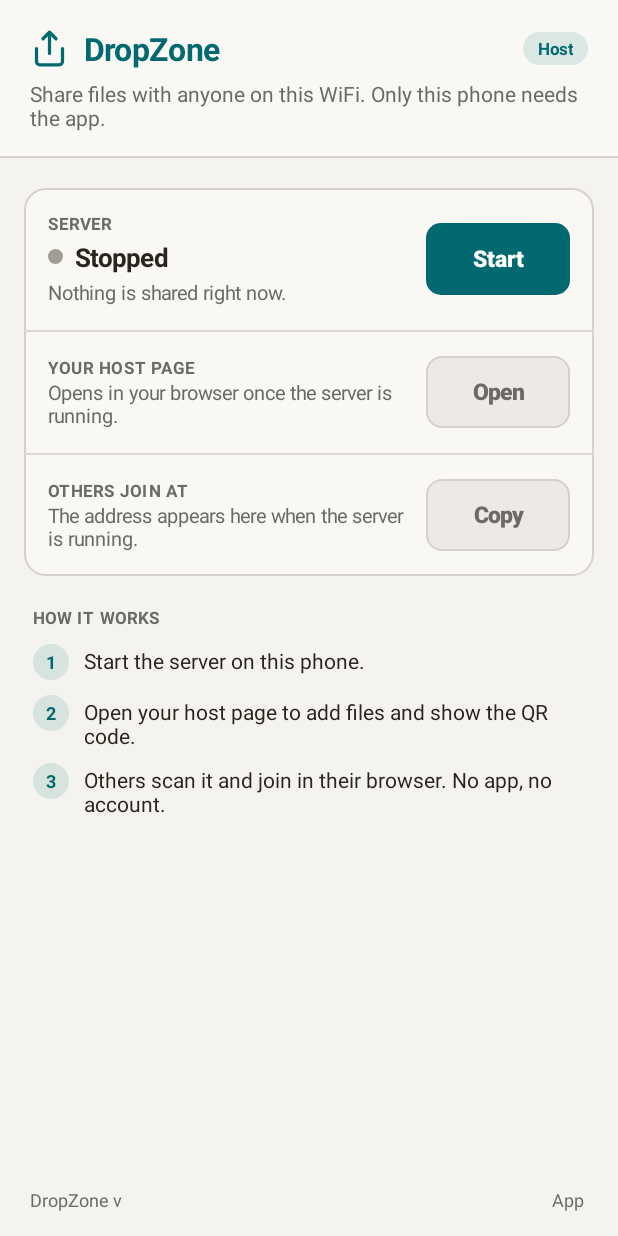
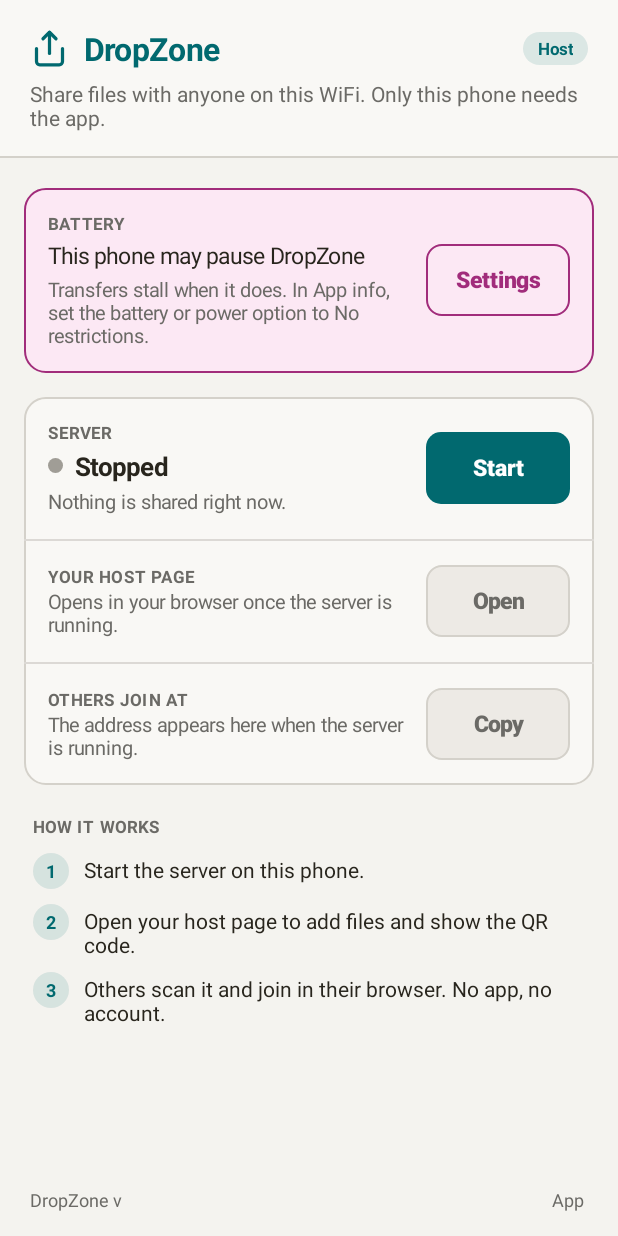
Before and after one commit to visualcurrent/DropZone, an Android app: the screen it shows after launch (MainActivity), on a phone screen of 412 x 824 dp. Run offline under Robolectric (Android 15) with nearby library versions, the phone set to English and light mode, and no system bars; libraries missing offline, so code that uses them is left out: com.chaquo.python.

Commit message:
Battery notice in the app (wrapper 0.1.04)
Shown while the phone may still restrict the app; its Settings button opens
App info. Follows the Xiaomi freeze diagnosed in LOG 2026-11-11 Session 3,
which the "No restrictions" setting stopped.

Co-Authored-By: Claude <noreply@anthropic.com>

```diff
--- a/android/app/build.gradle
+++ b/android/app/build.gradle
@@ -24,7 +24,7 @@ def stageMatch = (coreDst.getText('UTF-8') =~ /(?m)^VERSION_STAGE\s*=\s*"([^"]+)
 def coreStage = stageMatch.find() ? stageMatch.group(1) : ''
 
 // Wrapper's own version (release.beta.incremental, same scheme as DropZone).
-def wrapperVersion = '0.1.03'
+def wrapperVersion = '0.1.04'
 
 android {
     namespace 'com.visualcurrent.dropzone'
@@ -34,7 +34,7 @@ android {
         applicationId 'com.visualcurrent.dropzone'
         minSdk 26               // Android 8.0
         targetSdk 35
-        versionCode 4
+        versionCode 5
         versionName "${wrapperVersion}-dz${coreVersion}"
 
         // Constants the Java code reads as BuildConfig.CORE_VERSION etc., so the
--- a/android/app/src/main/java/com/visualcurrent/dropzone/MainActivity.java
+++ b/android/app/src/main/java/com/visualcurrent/dropzone/MainActivity.java
@@ -16,6 +16,8 @@ import android.os.Build;
 import android.os.Bundle;
 import android.os.Handler;
 import android.os.Looper;
+import android.os.PowerManager;
+import android.provider.Settings;
 import android.view.Gravity;
 import android.view.View;
 import android.widget.Button;
@@ -51,11 +53,11 @@ public class MainActivity extends Activity {
     private static final int FILLED = 0, OUTLINE = 1, TONAL = 2, DISABLED = 3;
 
     // Palette (filled in by loadPalette for light or dark mode).
-    private int cBg, cSurf, cOff, cBorder, cDiv, cTxt, cMuted, cPri, cPriHl, cOnPri, cErr, cDotOff;
+    private int cBg, cSurf, cOff, cBorder, cDiv, cTxt, cMuted, cPri, cPriHl, cOnPri, cErr, cErrBg, cDotOff;
     private float density;   // pixels per dp on this screen
 
     // Widgets that change between Stopped and Running.
-    private View serverDot;
+    private View serverDot, batteryCard;
     private TextView serverState, serverSub, hostMain, hostSub, joinMain, joinSub, stopNote, step1Num, step1Text;
     private Button serverBtn, openBtn, copyBtn;
 
@@ -141,14 +143,14 @@ public class MainActivity extends Activity {
             cTxt = 0xFFD0CFC9; cMuted = 0xFF8A8880;
             cPri = 0xFF4F98A3; cPriHl = 0x244F98A3;   // 0x24 = 14% opacity
             cOnPri = 0xFF171614;                      // dark text on the lighter teal, for contrast
-            cErr = 0xFFD163A7; cDotOff = 0xFF8A8880;
+            cErr = 0xFFD163A7; cErrBg = 0xFF2D1A28; cDotOff = 0xFF8A8880;
         } else {
             cBg = 0xFFF4F3EF; cSurf = 0xFFF9F8F5; cOff = 0xFFEDEAE5;
             cBorder = 0xFFD4D1CA; cDiv = 0xFFDCD9D5;
             cTxt = 0xFF28251D; cMuted = 0xFF6B6A66;
             cPri = 0xFF01696F; cPriHl = 0x1F01696F;   // 0x1F = 12% opacity
             cOnPri = Color.WHITE;
-            cErr = 0xFFA12C7B; cDotOff = 0xFFA09D96;
+            cErr = 0xFFA12C7B; cErrBg = 0xFFFCE8F4; cDotOff = 0xFFA09D96;
         }
     }
 
@@ -388,10 +390,51 @@ public class MainActivity extends Activity {
         LinearLayout body = new LinearLayout(this);
         body.setOrientation(LinearLayout.VERTICAL);
         body.setPadding(px(16), px(20), px(16), px(20));
+        body.addView(buildBatteryCard());
         body.addView(card);
         body.addView(stopNote);
         body.addView(how);
         return body;
+    }
+
+    /**
+     * A notice shown only while the phone is allowed to restrict this app's
+     * battery use. Why it matters: some phones (seen on a Xiaomi, 2026-11-11)
+     * freeze a restricted app in the background even though its server is
+     * running, and every upload and download then hangs until the app is
+     * thawed. The button opens the phone's own "App info" page, where the
+     * setting lives (on the Xiaomi: Power -> No restrictions). refresh() hides
+     * the notice once the restriction is lifted.
+     */
+    private View buildBatteryCard() {
+        TextView title = text("This phone may pause DropZone", 15, cTxt, false);
+        title.setPadding(0, px(3), 0, px(3));
+        TextView how = text("Transfers stall when it does. In App info, set the battery "
+                + "or power option to No restrictions.", 13, cMuted, false);
+
+        Button settings = button("Settings");
+        styleButton(settings, OUTLINE);
+        settings.setOnClickListener(v -> startActivity(new Intent(
+                Settings.ACTION_APPLICATION_DETAILS_SETTINGS,
+                Uri.parse("package:" + getPackageName()))));
+
+        LinearLayout notice = row(settings, caption("Battery"), title, how);
+        notice.setBackground(shape(cErrBg, cErr, 14));
+
+        // Wrapper only adds the 16 dp gap below the notice, so the gap
+        // disappears together with it.
+        LinearLayout wrap = new LinearLayout(this);
+        wrap.setOrientation(LinearLayout.VERTICAL);
+        wrap.setPadding(0, 0, 0, px(16));
+        wrap.addView(notice);
+        batteryCard = wrap;
+        return wrap;
+    }
+
+    /** True while the phone may still restrict (and so possibly freeze) this app. */
+    private boolean batteryRestricted() {
+        PowerManager pm = (PowerManager) getSystemService(POWER_SERVICE);
+        return !pm.isIgnoringBatteryOptimizations(getPackageName());
     }
 
     private View buildFooter() {
@@ -416,9 +459,12 @@ public class MainActivity extends Activity {
     private void refresh() {
         boolean on = ServerService.running;
         String error = ServerService.lastError;
-        String state = on + "|" + ServerService.remoteUrl + "|" + error;
+        boolean restricted = batteryRestricted();
+        String state = on + "|" + ServerService.remoteUrl + "|" + error + "|" + restricted;
         if (state.equals(shownState)) return;
         shownState = state;
+
+        batteryCard.setVisibility(restricted ? View.VISIBLE : View.GONE);
 
         // Row 1: server
         GradientDrawable dot = new GradientDrawable();
```
Also changed, not shown: 5 other files.
